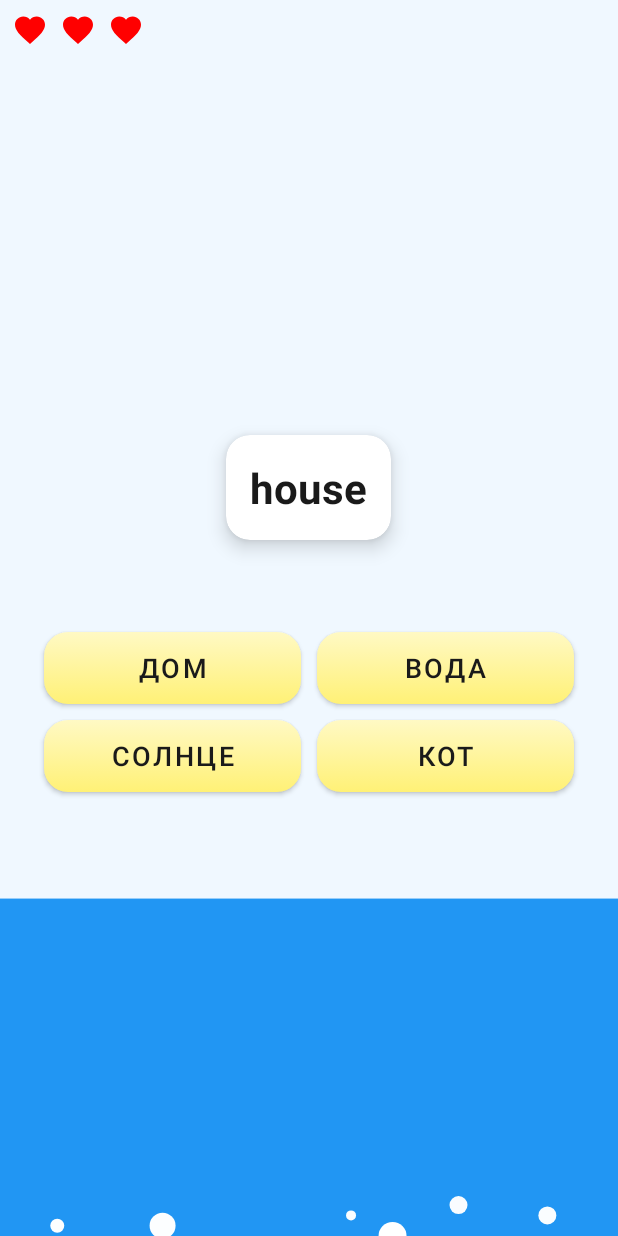
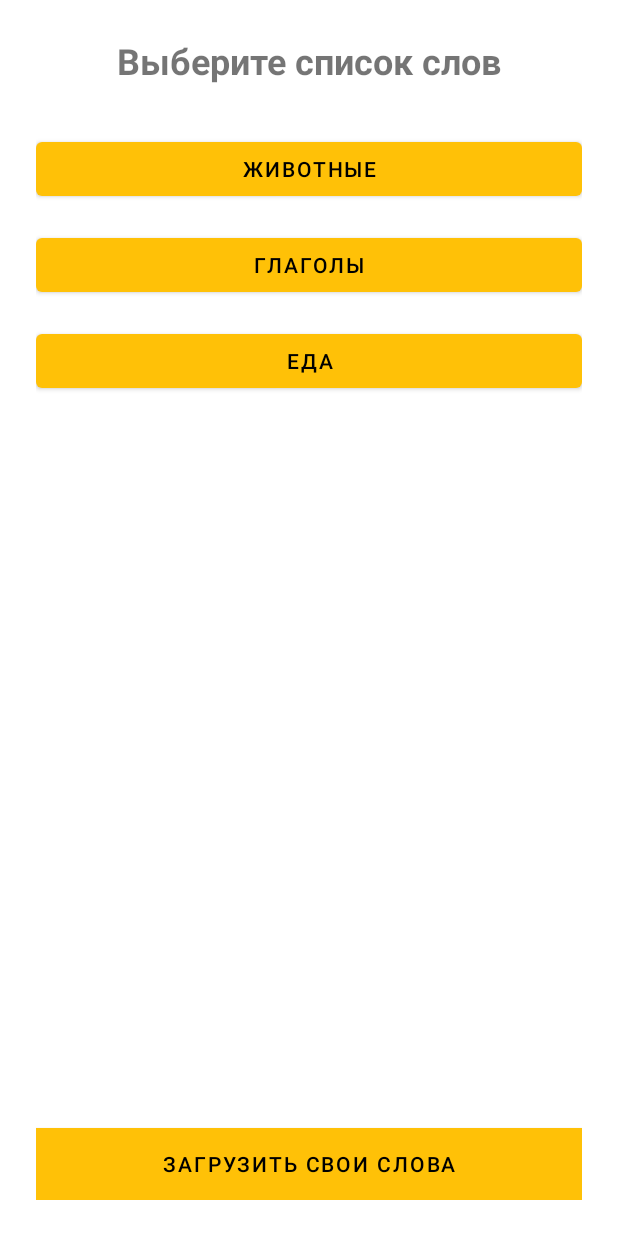
Before and after one commit to kamigo777/WordTrainer, an Android app: the screen it shows after launch (GameActivity before the commit, WordListSelectionActivity after it), after a tap on "🚀 НАЧАТЬ ТРЕНИРОВКУ", on a phone screen of 412 x 824 dp. Run offline under Robolectric (Android 15) with nearby library versions, the phone set to English and light mode, and no system bars.

Commit message:
меню

```diff
--- a/app/src/main/AndroidManifest.xml
+++ b/app/src/main/AndroidManifest.xml
@@ -1,7 +1,6 @@
 <?xml version="1.0" encoding="utf-8"?>
 <manifest xmlns:android="http://schemas.android.com/apk/res/android"
     package="com.kamigo.wordtrainer">
-
     <application
         android:allowBackup="true"
         android:label="@string/app_name"
@@ -10,7 +9,6 @@
         android:supportsRtl="true"
         android:theme="@style/Theme.WordTrainer">
 
-        <!-- Главное меню (первый экран при запуске) -->
         <activity
             android:name=".StartActivity"
             android:exported="true"
@@ -21,15 +19,19 @@
             </intent-filter>
         </activity>
 
-        <!-- Экран игры -->
         <activity
             android:name=".GameActivity"
             android:theme="@style/Theme.WordTrainer" />
 
-        <!-- Экран настроек -->
         <activity
             android:name=".SettingsActivity"
             android:theme="@style/Theme.WordTrainer" />
 
+        <!-- Новый экран выбора слов -->
+        <activity
+            android:name=".WordListSelectionActivity"
+            android:theme="@style/Theme.WordTrainer" />
+
     </application>
+
 </manifest>
--- a/app/src/main/java/com/kamigo/wordtrainer/StartActivity.java
+++ b/app/src/main/java/com/kamigo/wordtrainer/StartActivity.java
@@ -15,8 +15,9 @@ public class StartActivity extends AppCompatActivity {
         Button startButton = findViewById(R.id.startButton);
         Button settingsButton = findViewById(R.id.settingsButton);
 
+        // Заменено: теперь запускается WordListSelectionActivity
         startButton.setOnClickListener(v -> {
-            startActivity(new Intent(this, GameActivity.class));
+            startActivity(new Intent(this, WordListSelectionActivity.class));
         });
 
         settingsButton.setOnClickListener(v -> {
--- /dev/null
+++ b/app/src/main/java/com/kamigo/wordtrainer/WordListSelectionActivity.java
@@ -0,0 +1,34 @@
+package com.kamigo.wordtrainer;
+
+import android.content.Intent;
+import android.os.Bundle;
+import android.widget.Button;
+import android.widget.Toast;
+import androidx.appcompat.app.AppCompatActivity; // ← вот этого не хватает!
+
+public class WordListSelectionActivity extends AppCompatActivity {
+    @Override
+    protected void onCreate(Bundle savedInstanceState) {
+        super.onCreate(savedInstanceState);
+        setContentView(R.layout.activity_word_list_selection);
+
+        Button animalsBtn = findViewById(R.id.button_animals);
+        Button verbsBtn = findViewById(R.id.button_verbs);
+        Button foodBtn = findViewById(R.id.button_food);
+        Button uploadBtn = findViewById(R.id.button_upload_own);
+
+        animalsBtn.setOnClickListener(v -> startTrainingWithList("animals"));
+        verbsBtn.setOnClickListener(v -> startTrainingWithList("verbs"));
+        foodBtn.setOnClickListener(v -> startTrainingWithList("food"));
+
+        uploadBtn.setOnClickListener(v ->
+                Toast.makeText(this, "Функция загрузки будет добавлена позже", Toast.LENGTH_SHORT).show()
+        );
+    }
+
+    private void startTrainingWithList(String listName) {
+        Intent intent = new Intent(this, GameActivity.class);
+        intent.putExtra("word_list", listName);
+        startActivity(intent);
+    }
+}
--- /dev/null
+++ b/app/src/main/res/layout/activity_word_list_selection.xml
@@ -0,0 +1,52 @@
+<?xml version="1.0" encoding="utf-8"?>
+<LinearLayout
+    xmlns:android="http://schemas.android.com/apk/res/android"
+    android:orientation="vertical"
+    android:layout_width="match_parent"
+    android:layout_height="match_parent"
+    android:padding="24dp"
+    android:gravity="center_horizontal"
+    android:background="#FFFFFF">
+
+    <TextView
+        android:id="@+id/wordListTitle"
+        android:layout_width="wrap_content"
+        android:layout_height="wrap_content"
+        android:text="Выберите список слов"
+        android:textSize="24sp"
+        android:textStyle="bold"
+        android:layout_marginBottom="32dp"/>
+
+    <Button
+        android:id="@+id/button_animals"
+        android:layout_width="match_parent"
+        android:layout_height="wrap_content"
+        android:text="Животные"
+        android:layout_marginBottom="16dp"/>
+
+    <Button
+        android:id="@+id/button_verbs"
+        android:layout_width="match_parent"
+        android:layout_height="wrap_content"
+        android:text="Глаголы"
+        android:layout_marginBottom="16dp"/>
+
+    <Button
+        android:id="@+id/button_food"
+        android:layout_width="match_parent"
+        android:layout_height="wrap_content"
+        android:text="Еда"
+        android:layout_marginBottom="32dp"/>
+
+    <View
+        android:layout_width="match_parent"
+        android:layout_height="0dp"
+        android:layout_weight="1" />
+
+    <Button
+        android:id="@+id/button_upload_own"
+        android:layout_width="match_parent"
+        android:layout_height="wrap_content"
+        android:text="Загрузить свои слова"
+        android:background="#CCCCCC"/>
+</LinearLayout>
```
